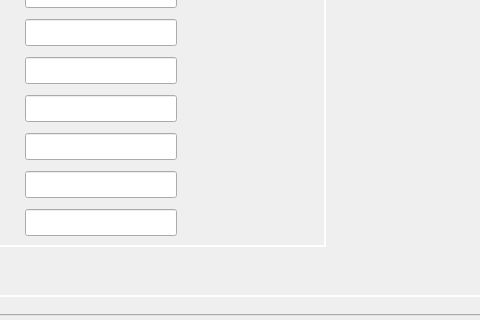
Before: the Qt Designer form CribbageQt/UI/CribbageQt.ui in mwycombe/CribbageQt, drawn with Qt 5; both pictures show x 557 to 1037 and y 595 to 915 of the 1156 by 915 pixel window.
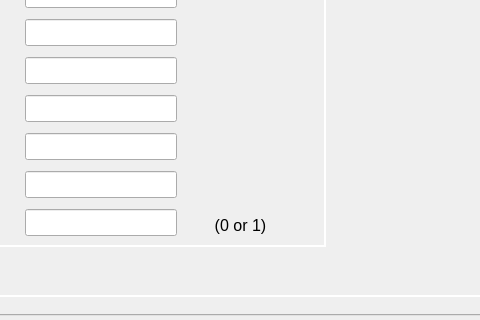
After: the same form once the commit is applied. The open tabs and pages were chosen to show the change.

Diff of the .ui file:
```diff
--- a/CribbageQt/UI/CribbageQt.ui
+++ b/CribbageQt/UI/CribbageQt.ui
@@ -543,6 +543,22 @@
          </item>
         </layout>
        </widget>
+       <widget class="QLabel" name="label">
+        <property name="geometry">
+         <rect>
+          <x>330</x>
+          <y>479</y>
+          <width>71</width>
+          <height>21</height>
+         </rect>
+        </property>
+        <property name="text">
+         <string>(0 or 1)</string>
+        </property>
+        <property name="alignment">
+         <set>Qt::AlignmentFlag::AlignCenter</set>
+        </property>
+       </widget>
       </widget>
       <widget class="QFrame" name="existingPlayersPanel">
        <property name="geometry">
```
